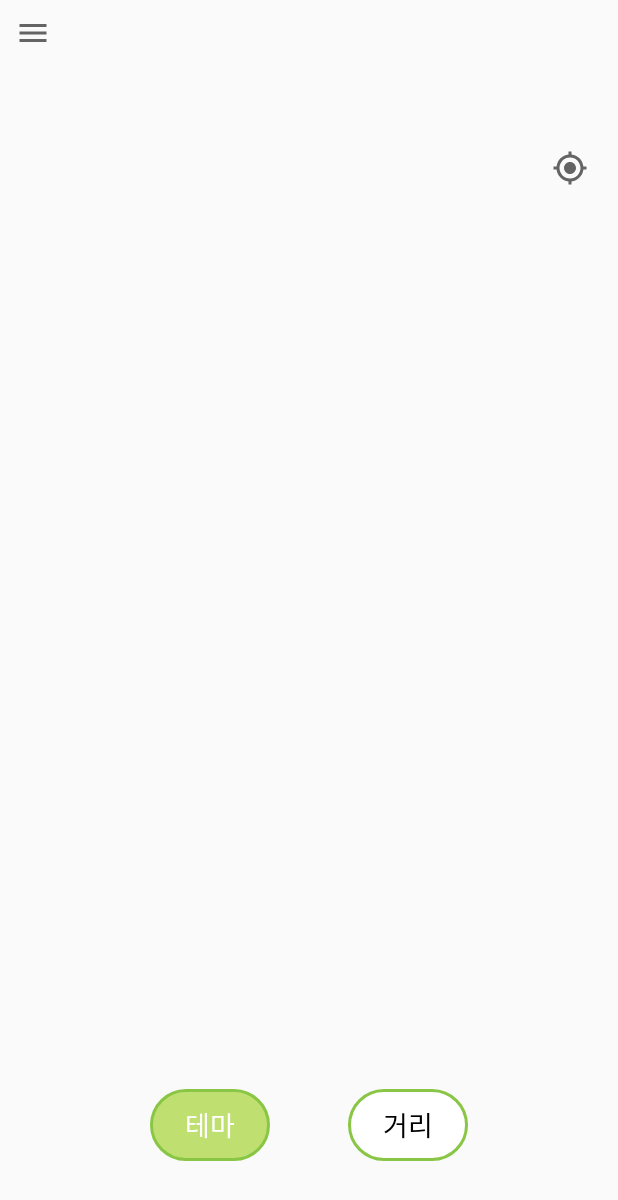
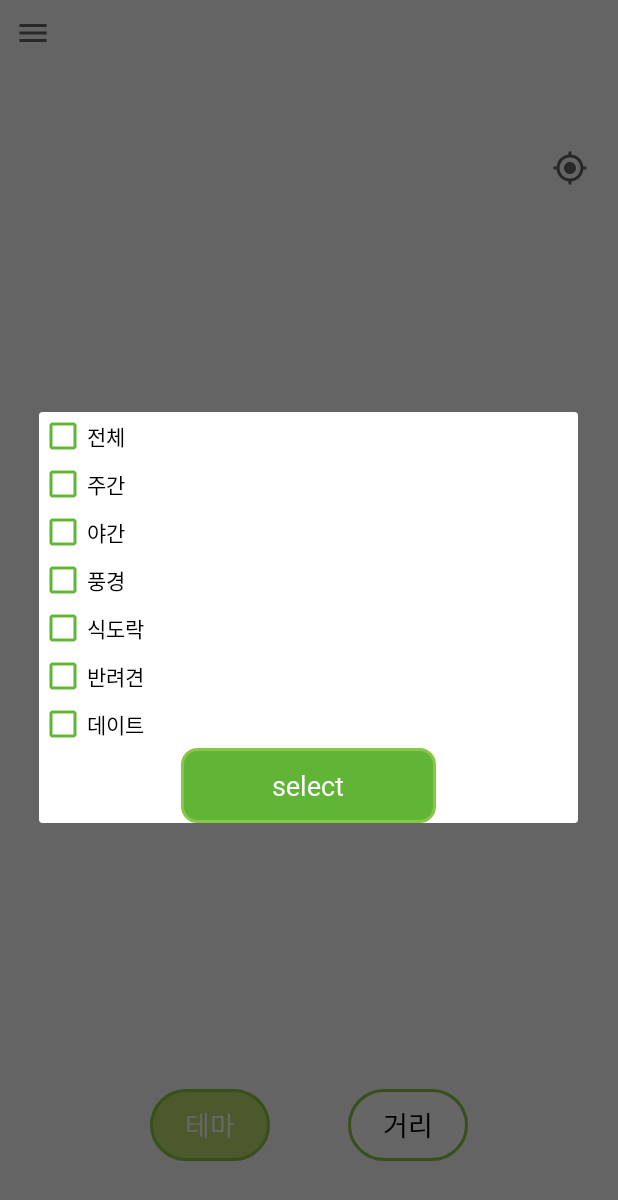
Before and after one commit to Ibodwe/walkyway, an Android app: the MainMapActivity screen opened directly, with no data from a screen before it, after a tap on "테마", on a phone screen of 412 x 824 dp. Shown: the top 1200 px of the screen. Run offline under Robolectric (Android 15) with nearby library versions, the phone set to English and light mode, and no system bars; libraries missing offline, so code that uses them is left out: net.daum.android, net.daum.mf; 17 statements that could not run were skipped.

Commit message:
dami theme select front-end, back-end update

```diff
--- a/app/src/main/java/com/example/walkway/map/MainMapActivity.kt
+++ b/app/src/main/java/com/example/walkway/map/MainMapActivity.kt
@@ -7,14 +7,20 @@ import android.content.pm.PackageManager
 import android.location.LocationManager
 import android.os.Bundle
 import android.view.Gravity
+import android.widget.Button
 import android.widget.Toast
 import androidx.appcompat.app.ActionBarDrawerToggle
+import androidx.appcompat.app.AlertDialog
 import androidx.appcompat.app.AppCompatActivity
 import androidx.core.app.ActivityCompat
 import androidx.drawerlayout.widget.DrawerLayout
 import com.example.walkway.R
+import com.example.walkway.RetrofitGenerator.search
+import com.example.walkway.model.search.SearchModel
+import com.example.walkway.model.search.SearchResponse
 import com.example.walkway.profile.ProfileActivity
 import kotlinx.android.synthetic.main.activity_main_map.*
+import kotlinx.android.synthetic.main.theme_select.view.*
 import net.daum.android.map.coord.MapCoord
 import net.daum.mf.map.api.MapCircle
 import net.daum.mf.map.api.MapPOIItem
@@ -26,6 +32,7 @@ class MainMapActivity : AppCompatActivity(), MapView.POIItemEventListener {
 
 
     lateinit var mapView : MapView
+    var SearchModel: SearchModel = SearchModel(this)
 
     override fun onCreate(savedInstanceState: Bundle?) {
         super.onCreate(savedInstanceState)
@@ -46,6 +53,7 @@ class MainMapActivity : AppCompatActivity(), MapView.POIItemEventListener {
 
         themeBtn.setOnClickListener {
             themeBtn.isSelected = !themeBtn.isSelected
+            showthemeAlert() // 다미 추가
 
         }
 
@@ -189,5 +197,143 @@ class MainMapActivity : AppCompatActivity(), MapView.POIItemEventListener {
 
     }
 
+    // 다미 테마 체크 박스
+    private fun showthemeAlert(){
+        val builder = AlertDialog.Builder(this)
+        val view = layoutInflater.inflate(R.layout.theme_select,null)
+        val alertDialog = AlertDialog.Builder(this)
+            .create()
+        alertDialog.setView(view)
+        alertDialog.show()
+        val theme_select = view.findViewById<Button>(R.id.btn_theme_select)
+
+        var theme_entire_state = false
+        var theme_night_state = false
+        var theme_morning_state = false
+        var theme_environment_state = false
+        var theme_food_state = false
+        var theme_animal_state = false
+        var theme_date_state = false
+
+        view.theme_entire.setOnClickListener{
+            Toast.makeText(this, "전체 체크", Toast.LENGTH_SHORT).show()
+            if(theme_entire_state == false){
+                theme_entire_state= true
+            }
+            else{
+                theme_entire_state= false
+            }
+        }
+        view.theme_night.setOnClickListener{
+            if(theme_night_state==false){
+                theme_night_state = true
+
+            }
+            else{
+                theme_night_state= false
+            }
+        }
+        view.theme_morning.setOnClickListener{
+            if(theme_morning_state==false){
+                theme_morning_state = true
+
+            }
+            else{
+                theme_morning_state= false
+            }
+        }
+        view.theme_environment.setOnClickListener{
+            if(theme_environment_state==false){
+                theme_environment_state = true
+
+            }
+            else{
+                theme_environment_state= false
+            }
+        }
+        view.theme_food.setOnClickListener{
+            if(theme_food_state==false){
+                theme_food_state = true
+
+            }
+            else{
+                theme_food_state= false
+            }
+        }
+        view.theme_animal.setOnClickListener{
+            if(theme_animal_state==false){
+                theme_animal_state = true
+
+            }
+            else{
+                theme_animal_state= false
+            }
+        }
+        view.theme_date.setOnClickListener{
+            if(theme_date_state==false){
+                theme_date_state = true
+
+            }
+            else{
+                theme_date_state= false
+            }
+        } // 코드 반복이 너무 심한데 더 간결하게 할 방법 없나..
+
+
+        theme_select.setOnClickListener{
+            //theme 선택한 값 api 전
+            theme_select_walkway(
+                theme_entire_state,
+                theme_night_state,
+                theme_morning_state,
+                theme_environment_state,
+                theme_food_state,
+                theme_animal_state,
+                theme_date_state)
+            //api 호출된 값을 로컬에 저장도 해야함
+
+            //가져온 지도의 출발점 목록을 핀으로 꼽는 프론트 함수 호출 필요함 (loop 돌려야함)
+
+
+            //getStartPoint()
+
+            //alertDialog.dismiss()
+
+        }
+
+    } // theme select 한 함수
+
+    fun theme_select_walkway(
+        theme_entire_state: Boolean,
+        theme_night_state: Boolean,
+        theme_morning_state: Boolean,
+        theme_environment_state: Boolean,
+        theme_food_state: Boolean,
+        theme_animal_state: Boolean,
+        theme_date_state: Boolean){
+
+        SearchModel.Search(theme_entire_state,theme_night_state,theme_morning_state,theme_environment_state,theme_food_state,theme_animal_state,theme_date_state){
+                isSuccess: Int, data: SearchResponse? ->
+            // 이 안으로 진입이 안됨 여기에다가 toast 넣어도 안띄워짐
+            if(data!!.statusCode==200){
+                Toast.makeText(applicationContext,"서버가동성공",Toast.LENGTH_SHORT).show()
+                // 안뜸
+              Toast.makeText(applicationContext,data.body,Toast.LENGTH_SHORT).show()
+                // 안뜸
+            }else{
+                Toast.makeText(applicationContext,"서버 오류입니다",Toast.LENGTH_SHORT).show()
+            }
+
+        }// theme_select_walkway 함수
+
+        fun getStartPoint(){
+
+
+        }
+
+
+    }
+
+
 
 }
--- /dev/null
+++ b/app/src/main/java/com/example/walkway/model/search/SearchRequest.kt
@@ -0,0 +1,2 @@
+package com.example.walkway.model.search
+data class SearchRequest(var theme_entire : Boolean,var theme_night : Boolean,var theme_morning : Boolean,var theme_environment : Boolean,var theme_food : Boolean,var theme_animal : Boolean,var theme_date : Boolean)
--- /dev/null
+++ b/app/src/main/res/layout/theme_select.xml
@@ -0,0 +1,74 @@
+<?xml version="1.0" encoding="utf-8"?>
+<LinearLayout xmlns:android="http://schemas.android.com/apk/res/android"
+    android:layout_gravity="center"
+    android:layout_width="200dp"
+    android:layout_height="250dp"
+    android:orientation="vertical" >
+
+    <CheckBox
+        android:id="@+id/theme_entire"
+        android:layout_width="wrap_content"
+        android:layout_height="wrap_content"
+        android:buttonTint="#61B536"
+        android:fontFamily="@font/nanum_square_round_eb"
+        android:text="전체" />
+    <CheckBox
+        android:id="@+id/theme_night"
+        android:layout_width="wrap_content"
+        android:layout_height="wrap_content"
+        android:fontFamily="@font/nanum_square_round_eb"
+        android:buttonTint="#61B536"
+        android:text="주간" />
+    <CheckBox
+        android:id="@+id/theme_morning"
+        android:layout_width="wrap_content"
+        android:layout_height="wrap_content"
+        android:fontFamily="@font/nanum_square_round_eb"
+        android:buttonTint="#61B536"
+        android:text="야간" />
+
+    <CheckBox
+        android:id="@+id/theme_environment"
+        android:layout_width="wrap_content"
+        android:layout_height="wrap_content"
+        android:fontFamily="@font/nanum_square_round_eb"
+        android:buttonTint="#61B536"
+        android:text="풍경" />
+
+    <CheckBox
+        android:id="@+id/theme_food"
+        android:layout_width="wrap_content"
+        android:layout_height="wrap_content"
+        android:fontFamily="@font/nanum_square_round_eb"
+        android:buttonTint="#61B536"
+        android:text="식도락" />
+
+    <CheckBox
+        android:id="@+id/theme_animal"
+        android:layout_width="wrap_content"
+        android:layout_height="wrap_content"
+        android:fontFamily="@font/nanum_square_round_eb"
+        android:buttonTint="#61B536"
+        android:text="반려견" />
+    <CheckBox
+        android:id="@+id/theme_date"
+        android:layout_width="wrap_content"
+        android:layout_height="wrap_content"
+        android:fontFamily="@font/nanum_square_round_eb"
+        android:buttonTint="#61B536"
+        android:text="데이트" />
+
+    <Button
+        android:id="@+id/btn_theme_select"
+        android:layout_width="170dp"
+        android:layout_gravity="center"
+        android:layout_height="match_parent"
+        android:background="@drawable/btn_select"
+        android:fontFamily="@font/nanum_square_round_eb"
+        android:onClick="onClick"
+        android:text="select"
+        android:textColor="#FFFFFF"
+        />
+
+
+</LinearLayout>
```
Also changed, not shown: app/src/main/java/com/example/walkway/model/search/SearchModel.kt (added, +71 -0 lines), app/src/main/java/com/example/walkway/model/search/SearchResponse.kt (added, +56 -0 lines), app/src/main/java/com/example/walkway/model/searchInterface.kt (+4 -4 lines).
